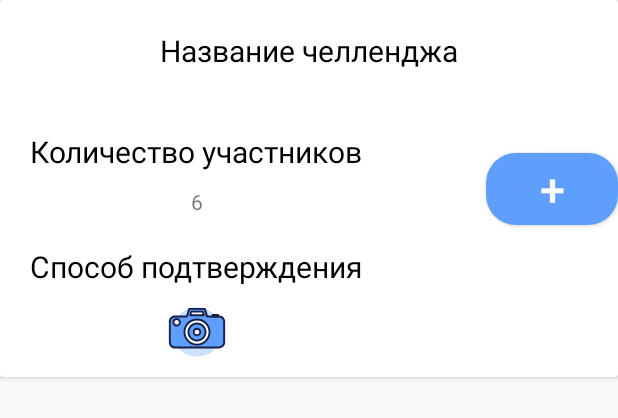
After one commit to noname-unicorn/community-challenge-android, an Android app: the layout feed_challenge_item.xml on its own in the app's theme, with its tools: preview values and no code run, on a phone screen of 412 x 824 dp. The commit adds this screen. Shown: the top 418 px of the screen. Run offline under Robolectric (Android 15) with nearby library versions, the phone set to English and light mode, and no system bars.

Commit message:
Feed page
-add feed recycler
-add challenge item
-add models

```diff
--- /dev/null
+++ b/app/src/main/java/com/miwas/togellenge/models/User.kt
@@ -0,0 +1,5 @@
+package com.miwas.togellenge.models
+
+class User {
+
+}
--- /dev/null
+++ b/app/src/main/res/layout/feed_challenge_item.xml
@@ -0,0 +1,98 @@
+<?xml version="1.0" encoding="utf-8"?>
+<androidx.cardview.widget.CardView
+	xmlns:android="http://schemas.android.com/apk/res/android"
+	xmlns:app="http://schemas.android.com/apk/res-auto"
+	android:layout_width="match_parent"
+	android:layout_height="wrap_content"
+	xmlns:tools="http://schemas.android.com/tools"
+	app:layout_constraintBottom_toBottomOf="parent"
+	app:layout_constraintEnd_toEndOf="parent"
+	app:layout_constraintStart_toStartOf="parent"
+	app:layout_constraintTop_toTopOf="parent"
+	>
+
+	<androidx.constraintlayout.widget.ConstraintLayout
+		android:layout_width="match_parent"
+		android:layout_height="match_parent"
+		>
+
+		<TextView
+			android:id="@+id/participant_count"
+			android:layout_width="wrap_content"
+			android:layout_height="wrap_content"
+			android:layout_marginStart="20dp"
+			android:layout_marginTop="40dp"
+			android:textColor="#000000"
+			android:textSize="20sp"
+			android:text="@string/participants_count"
+			app:layout_constraintStart_toStartOf="parent"
+			app:layout_constraintTop_toBottomOf="@+id/description"
+			/>
+
+		<TextView
+			android:id="@+id/participant_count_text"
+			android:layout_width="wrap_content"
+			android:layout_height="wrap_content"
+			android:layout_marginTop="10dp"
+			tools:text="6"
+			app:layout_constraintEnd_toEndOf="@+id/participant_count"
+			app:layout_constraintStart_toStartOf="@+id/participant_count"
+			app:layout_constraintTop_toBottomOf="@+id/participant_count"
+			/>
+
+		<TextView
+			android:id="@+id/description"
+			android:layout_width="wrap_content"
+			android:layout_height="wrap_content"
+			android:layout_margin="20dp"
+			android:text="Название челленджа"
+			android:textColor="#000000"
+			android:textSize="20sp"
+			app:layout_constraintEnd_toEndOf="parent"
+			app:layout_constraintStart_toStartOf="parent"
+			app:layout_constraintTop_toTopOf="parent"
+			/>
+
+
+		<TextView
+			android:id="@+id/confirmation_method"
+			android:layout_width="wrap_content"
+			android:layout_height="wrap_content"
+			android:layout_margin="20dp"
+			android:textSize="20sp"
+			android:text="@string/confirmation_way"
+			android:textColor="#000000"
+			app:layout_constraintStart_toStartOf="parent"
+			app:layout_constraintTop_toBottomOf="@+id/participant_count_text"
+			/>
+
+
+		<ImageView
+			android:id="@+id/confirmation_method_image"
+			android:layout_width="wrap_content"
+			android:layout_height="wrap_content"
+			android:layout_marginTop="10dp"
+			android:layout_marginBottom="10dp"
+			app:layout_constraintBottom_toBottomOf="parent"
+			app:layout_constraintEnd_toEndOf="@+id/confirmation_method"
+			app:layout_constraintStart_toStartOf="@+id/confirmation_method"
+			app:layout_constraintTop_toBottomOf="@+id/confirmation_method"
+			app:srcCompat="@drawable/ic_camera"
+			/>
+
+
+		<Button
+			android:id="@+id/button"
+			android:layout_width="wrap_content"
+			android:layout_height="wrap_content"
+			android:background="@drawable/rounded_button_active"
+			android:text="+"
+			android:textSize="30sp"
+			android:textColor="#ffffff"
+			app:layout_constraintBottom_toBottomOf="parent"
+			app:layout_constraintEnd_toEndOf="parent"
+			app:layout_constraintTop_toTopOf="parent"
+			/>
+	</androidx.constraintlayout.widget.ConstraintLayout>
+
+</androidx.cardview.widget.CardView>
--- a/app/src/main/res/values/strings.xml
+++ b/app/src/main/res/values/strings.xml
@@ -23,5 +23,7 @@
 	<string name="passwords_not_match">Пароли не совпадают</string>
 
 	<string name="error_occurred">Произошла ошибка</string>
+	<string name="participants_count">Количество участников</string>
+	<string name="confirmation_way">Способ подтверждения</string>
 
 </resources>
```
Also changed, not shown: app/src/main/java/com/miwas/togellenge/models/Challenge.kt (added, +13 -0 lines), app/src/main/java/com/miwas/togellenge/ui/adapters/FeedChallengeAdapter.kt (added, +30 -0 lines), app/src/main/java/com/miwas/togellenge/ui/fragments/feed/FeedFragment.kt (+42 -8 lines), app/src/main/res/layout/fragment_feed.xml (+12 -8 lines).
